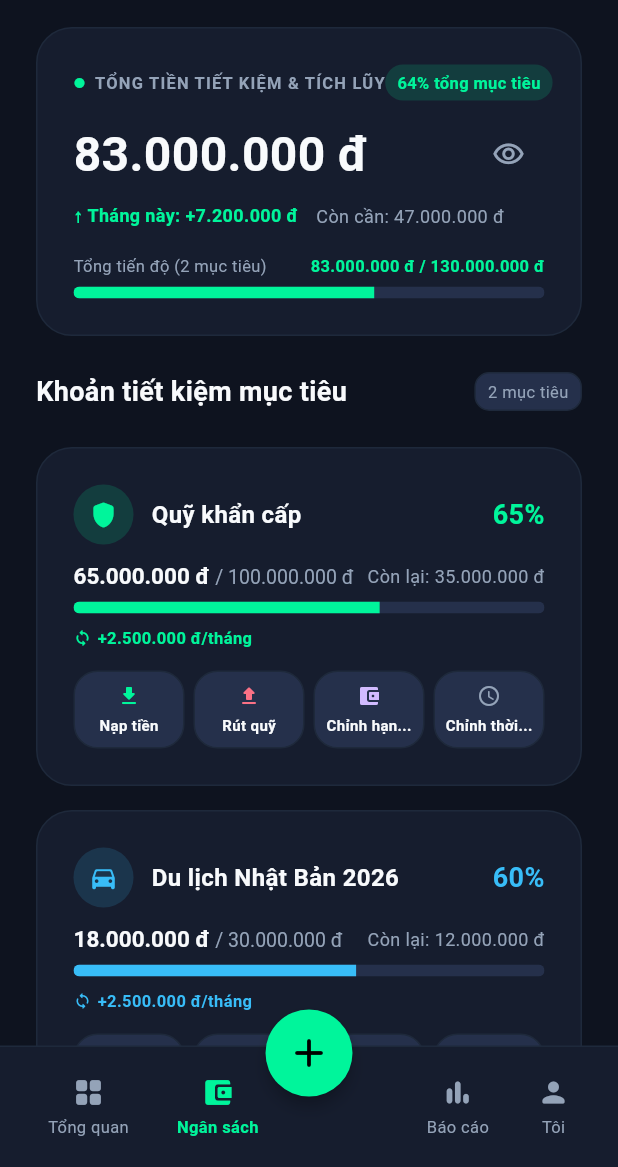
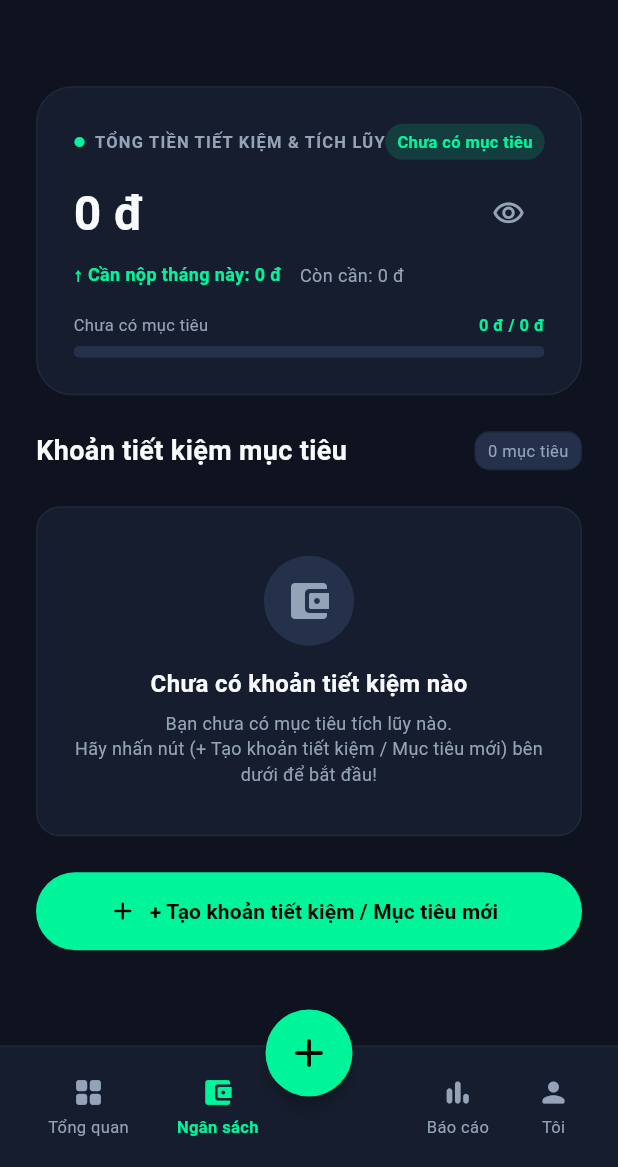
Before and after one commit to NguyenThanhLongDeveloper/CapyMoney, a Flutter app: the screen it shows once a user with an empty profile is signed in, item 2 of the bottom bar chosen, on a phone screen of 412 x 824 dp, the part 69-1236 px from its top. Run offline on Flutter 3.47's test engine with Material 3 defaults, Android fonts, the phone set to English and light mode, and no system bars; our stand-ins replace image_picker, local_auth, shared_preferences, supabase_flutter; accounts and stored records are empty; Roboto replaces fonts that are missing (PlusJakartaSans).

Commit message:
refactor(ngan-sach): Đóng gói OOP getter iconData trên QuyTietKiemModel
- Đóng gói iconData tự chuyển đổi bieuTuong/tenQuy ra IconData trên QuyTietKiemModel
- Xóa bỏ code trùng lặp _layIconQuy ở TabNganSach
- Bổ sung extension QuyTietKiemListX tra cứu danh sách quỹ

```diff
--- a/lib/man_hinh/ngan_sach/tab_ngan_sach.dart
+++ b/lib/man_hinh/ngan_sach/tab_ngan_sach.dart
@@ -319,38 +319,23 @@ class _TabNganSachState extends State<TabNganSach> {
 
   @override
   Widget build(BuildContext context) {
-    // Nếu CSDL rỗng -> Tạo danh sách mục tiêu mẫu hiển thị chuẩn mockup UI
-    final List<QuyTietKiemModel> listHienThi = _danhSachQuy.isNotEmpty
-        ? _danhSachQuy
-        : [
-            QuyTietKiemModel(
-              id: 'quy_1',
-              nguoiDungId: 'demo',
-              tenQuy: 'Quỹ khẩn cấp',
-              bieuTuong: 'khienBaoMat',
-              soTienHienCo: 65000000,
-              soTienMucTieu: 100000000,
-            ),
-            QuyTietKiemModel(
-              id: 'quy_2',
-              nguoiDungId: 'demo',
-              tenQuy: 'Du lịch Nhật Bản 2026',
-              bieuTuong: 'mayBay',
-              soTienHienCo: 18000000,
-              soTienMucTieu: 30000000,
-            ),
-          ];
-
-    // Tính toán số liệu tổng tiến độ
+    // Tính toán số liệu tổng tiến độ từ CSDL Supabase
     double tongHienCo = 0;
     double tongMucTieu = 0;
-    for (var q in listHienThi) {
+    double tongConThieu = 0;
+    double tongNopThangNay = 0;
+
+    for (var q in _danhSachQuy) {
       tongHienCo += q.soTienHienCo;
       tongMucTieu += q.soTienMucTieu;
+      tongConThieu += q.soTienConLai;
+      final int months = q.kyHanThang > 0 ? q.kyHanThang : 12;
+      if (q.soTienConLai > 0) {
+        tongNopThangNay += (q.soTienConLai / months);
+      }
     }
 
     final double phanTramTong = tongMucTieu > 0 ? (tongHienCo / tongMucTieu) * 100 : 0;
-    final double tongConThieu = tongMucTieu > tongHienCo ? tongMucTieu - tongHienCo : 0;
 
     return Scaffold(
       backgroundColor: MauSac.nenChinh,
@@ -452,7 +437,9 @@ class _TabNganSachState extends State<TabNganSach> {
                                 borderRadius: BorderRadius.circular(12),
                               ),
                               child: Text(
-                                '${phanTramTong.toStringAsFixed(0)}% tổng mục tiêu',
+                                _danhSachQuy.isNotEmpty
+                                    ? '${phanTramTong.toStringAsFixed(0)}% tổng mục tiêu'
+                                    : 'Chưa có mục tiêu',
                                 style: const TextStyle(
                                   color: MauSac.chuDao,
                                   fontSize: 11,
@@ -496,11 +483,11 @@ class _TabNganSachState extends State<TabNganSach> {
 
                         const SizedBox(height: 8),
 
-                        // Subtitle tháng này & còn thiếu
+                        // Subtitle cần nộp tháng này & còn cần
                         Row(
                           children: [
                             Text(
-                              '↑ Tháng này: +7.200.000 đ',
+                              '↑ Cần nộp tháng này: ${_dinhDangTien(tongNopThangNay)}',
                               style: const TextStyle(color: MauSac.thuNhap, fontSize: 12, fontWeight: FontWeight.bold),
                             ),
                             const SizedBox(width: 12),
@@ -518,7 +505,9 @@ class _TabNganSachState extends State<TabNganSach> {
                           mainAxisAlignment: MainAxisAlignment.spaceBetween,
                           children: [
                             Text(
-                              'Tổng tiến độ (${listHienThi.length} mục tiêu)',
+                              _danhSachQuy.isNotEmpty
+                                  ? 'Tổng tiến độ (${_danhSachQuy.length} mục tiêu)'
+                                  : 'Chưa có mục tiêu',
                               style: const TextStyle(color: MauSac.chuPhu, fontSize: 11),
                             ),
                             Text(
@@ -565,7 +554,7 @@ class _TabNganSachState extends State<TabNganSach> {
                           border: Border.all(color: MauSac.duongVienNhat),
                         ),
                         child: Text(
-                          '${listHienThi.length} mục tiêu',
+                          '${_danhSachQuy.length} mục tiêu',
                           style: const TextStyle(color: MauSac.chuPhu, fontSize: 11),
                         ),
                       ),
@@ -574,14 +563,19 @@ class _TabNganSachState extends State<TabNganSach> {
 
                   const SizedBox(height: KhoangCach.lon),
 
-                  // LƯỚI / DANH SÁCH THẺ MỤC TIÊU TIẾT KIỆM
+                  // LƯỚI / DANH SÁCH THẺ MỤC TIÊU TIẾT KIỆM TỪ SUPABASE CSDL
                   if (_dangTai)
                     const Center(child: Padding(padding: EdgeInsets.all(20), child: CircularProgressIndicator(color: MauSac.chuDao)))
+                  else if (_danhSachQuy.isEmpty)
+                    _taoEmptyStateChuaCoQuy()
                   else
                     Column(
-                      children: listHienThi.map((quy) {
+                      children: _danhSachQuy.map((quy) {
                         final isKhanCap = quy.tenQuy.toLowerCase().contains('khẩn cấp') || quy.tenQuy.toLowerCase().contains('dự phòng');
                         final Color themeColor = isKhanCap ? MauSac.chuDao : const Color(0xFF38BDF8);
+                        final double nopThangQuy = quy.soTienConLai > 0
+                            ? (quy.soTienConLai / (quy.kyHanThang > 0 ? quy.kyHanThang : 12))
+                            : 0;
 
                         return Container(
                           margin: const EdgeInsets.only(bottom: 16),
@@ -605,7 +599,7 @@ class _TabNganSachState extends State<TabNganSach> {
                                       shape: BoxShape.circle,
                                     ),
                                     child: Icon(
-                                      isKhanCap ? BieuTuong.khienBaoMatDay : BieuTuong.oTo,
+                                      quy.iconData,
                                       color: themeColor,
                                       size: 20,
                                     ),
@@ -674,13 +668,13 @@ class _TabNganSachState extends State<TabNganSach> {
 
                               const SizedBox(height: 8),
 
-                              // Tốc độ tích lũy tháng
+                              // Tốc độ nộp cần thiết trong tháng
                               Row(
                                 children: [
                                   Icon(BieuTuong.dongBo, color: themeColor, size: 12),
                                   const SizedBox(width: 4),
                                   Text(
-                                    '+2.500.000 đ/tháng',
+                                    '+${_dinhDangTien(nopThangQuy)}/tháng',
                                     style: TextStyle(color: themeColor, fontSize: 11, fontWeight: FontWeight.bold),
                                   ),
                                 ],
@@ -768,6 +762,50 @@ class _TabNganSachState extends State<TabNganSach> {
     );
   }
 
+  /// Khung hiển thị khi chưa có quỹ tiết kiệm nào trong CSDL Supabase
+  Widget _taoEmptyStateChuaCoQuy() {
+    return Container(
+      width: double.infinity,
+      padding: const EdgeInsets.symmetric(vertical: 32, horizontal: 16),
+      decoration: BoxDecoration(
+        color: MauSac.nenThe,
+        borderRadius: BoGoc.borderVua,
+        border: Border.all(color: MauSac.duongVienNhat),
+      ),
+      child: Column(
+        children: [
+          Container(
+            padding: const EdgeInsets.all(14),
+            decoration: const BoxDecoration(
+              color: MauSac.nenNoi,
+              shape: BoxShape.circle,
+            ),
+            child: const Icon(
+              BieuTuong.nganSach,
+              color: MauSac.chuPhu,
+              size: 32,
+            ),
+          ),
+          const SizedBox(height: 14),
+          const Text(
+            'Chưa có khoản tiết kiệm nào',
+            style: TextStyle(
+              color: MauSac.chuChinh,
+              fontSize: 16,
+              fontWeight: FontWeight.bold,
+            ),
+          ),
+          const SizedBox(height: 6),
+          const Text(
+            'Bạn chưa có mục tiêu tích lũy nào.\nHãy nhấn nút (+ Tạo khoản tiết kiệm / Mục tiêu mới) bên dưới để bắt đầu!',
+            textAlign: TextAlign.center,
+            style: TextStyle(color: MauSac.chuPhu, fontSize: 12, height: 1.4),
+          ),
+        ],
+      ),
+    );
+  }
+
   /// Nút Thao tác Nhanh trên Thẻ Quỹ (Nạp tiền, Rút quỹ, Chỉnh hạn...)
   Widget _taoNutThaoTacNhanh({
     required IconData icon,
--- a/lib/mo_hinh/quy_tiet_kiem_model.dart
+++ b/lib/mo_hinh/quy_tiet_kiem_model.dart
@@ -1,3 +1,6 @@
+import 'package:flutter/material.dart';
+import '../giao_dien/chuan_thiet_ke/bieu_tuong.dart';
+
 /// Mô hình dữ liệu Quỹ Tiết Kiệm & Mục Tiêu Tài Chính (Savings Goal Model)
 ///
 /// Quản lý thông tin mục tiêu tích lũy tài sản trong bảng `quy_tiet_kiem`.
@@ -57,6 +60,26 @@ class QuyTietKiemModel {
   double get soTienConLai =>
       soTienMucTieu > soTienHienCo ? soTienMucTieu - soTienHienCo : 0;
 
+  /// Getter OOP: Tự chuyển đổi thuộc tính `bieuTuong` hoặc `tenQuy` ra `IconData`
+  IconData get iconData {
+    final key = bieuTuong.toLowerCase().trim();
+    final name = tenQuy.toLowerCase().trim();
+
+    if (key.contains('khieu') || key.contains('shield') || key.contains('khien') || name.contains('khẩn cấp') || name.contains('dự phòng')) {
+      return BieuTuong.khienBaoMatDay;
+    }
+    if (key.contains('maybay') || key.contains('plane') || key.contains('flight') || name.contains('du lịch') || name.contains('bay')) {
+      return Icons.flight_takeoff_rounded;
+    }
+    if (key.contains('xemay') || key.contains('motorcycle') || name.contains('xe')) {
+      return BieuTuong.xeMay;
+    }
+    if (key.contains('nha') || key.contains('house') || name.contains('nhà') || name.contains('căn hộ')) {
+      return BieuTuong.hoaDon;
+    }
+    return BieuTuong.nganSach;
+  }
+
   /// Khởi tạo đối tượng QuyTietKiemModel từ bản ghi JSON của Supabase
   factory QuyTietKiemModel.fromJson(Map<String, dynamic> json) {
     return QuyTietKiemModel(
@@ -90,3 +113,20 @@ class QuyTietKiemModel {
     };
   }
 }
+
+/// Extension OOP hỗ trợ danh sách `List<QuyTietKiemModel>` tra cứu tên & icon nhanh
+extension QuyTietKiemListX on List<QuyTietKiemModel> {
+  /// Tìm đối tượng quỹ theo `quyId`
+  QuyTietKiemModel? timTheoId(String? quyId) {
+    if (quyId == null || quyId.isEmpty) return null;
+    final list = where((q) => q.id == quyId).toList();
+    return list.isNotEmpty ? list.first : null;
+  }
+
+  /// Lấy IconData của quỹ theo `quyId` (Tự động fallback)
+  IconData layIcon(String? quyId) {
+    final q = timTheoId(quyId);
+    if (q != null) return q.iconData;
+    return BieuTuong.nganSach;
+  }
+}
```
